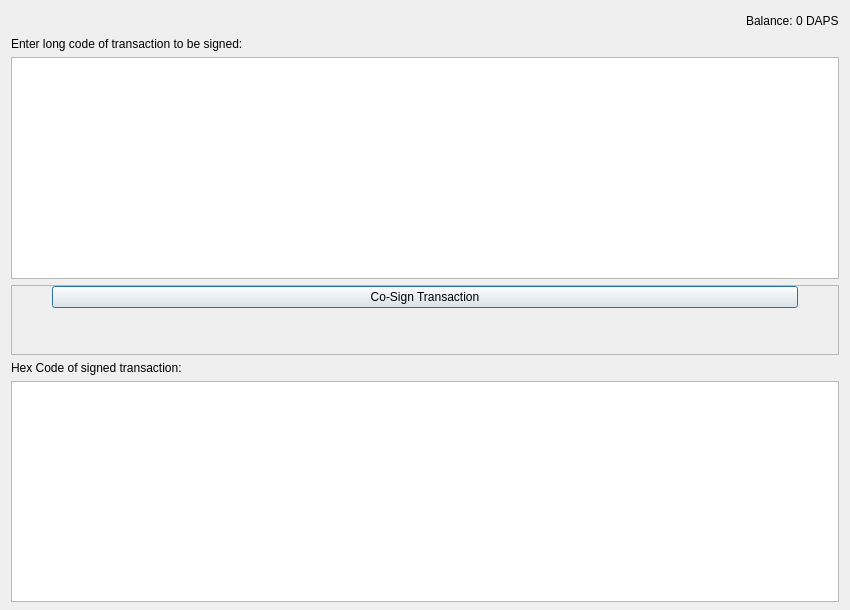
Before: the Qt Designer form src/qt/forms/cosigntransaction.ui in TheArcadiaGroup/DAPS, drawn with Qt 5.
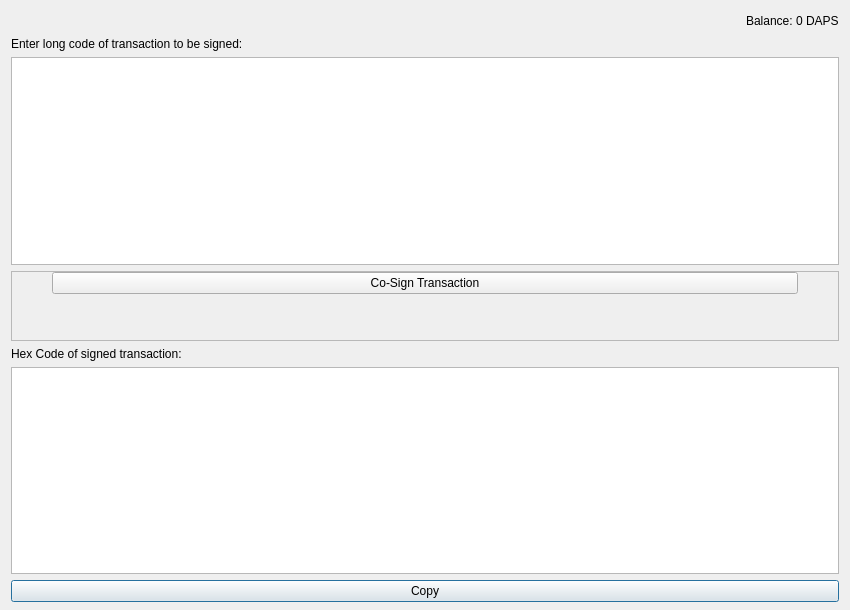
After: the same form once the commit is applied.

Commit message: add copy button to copy hex code of co-sign

```diff
--- a/src/qt/forms/cosigntransaction.ui
+++ b/src/qt/forms/cosigntransaction.ui
@@ -22,7 +22,7 @@
   <property name="sizeGripEnabled">
    <bool>false</bool>
   </property>
-  <layout class="QVBoxLayout" name="verticalLayout" stretch="0,0,0,0,0,0">
+  <layout class="QVBoxLayout" name="verticalLayout" stretch="0,0,0,0,0,0,0">
    <property name="bottomMargin">
     <number>8</number>
    </property>
@@ -126,8 +126,8 @@
        <rect>
         <x>0</x>
         <y>0</y>
-        <width>830</width>
-        <height>27</height>
+        <width>824</width>
+        <height>34</height>
        </rect>
       </property>
       <property name="sizePolicy">
@@ -241,6 +241,16 @@
      </property>
     </widget>
    </item>
+   <item>
+    <widget class="QPushButton" name="copyButton">
+     <property name="layoutDirection">
+      <enum>Qt::RightToLeft</enum>
+     </property>
+     <property name="text">
+      <string>Copy</string>
+     </property>
+    </widget>
+   </item>
   </layout>
  </widget>
  <resources/>
```
The commit also changes 3 other files.
